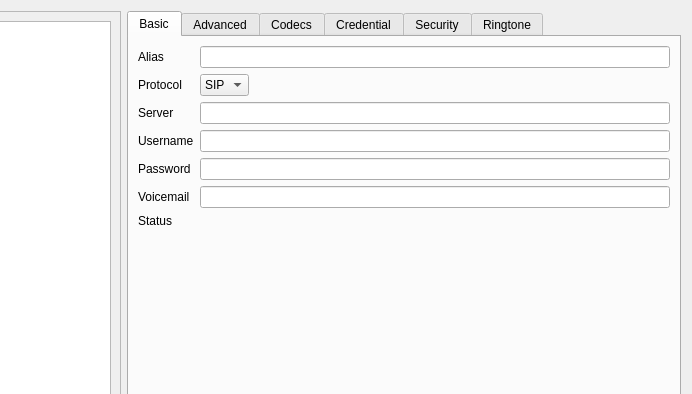
Before: the Qt Designer form src/conf/dlgaccountsbase.ui in KDE/ring-kde, drawn with Qt 5; both pictures show x 166 to 858 and y 0 to 394 of the 858 by 550 pixel window.
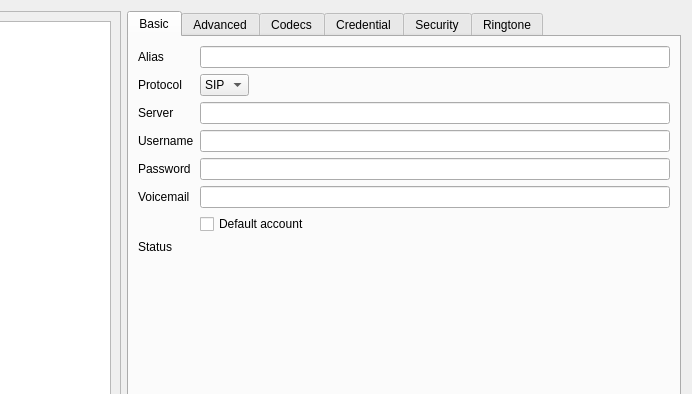
After: the same form once the commit is applied. Custom widgets are drawn as their Qt base class.

Commit message: [ #13646 ] Make contact detection much better with a default account

Patch:
```diff
--- a/src/conf/dlgaccountsbase.ui
+++ b/src/conf/dlgaccountsbase.ui
@@ -326,14 +326,14 @@
           <item row="5" column="1">
            <widget class="QLineEdit" name="edit6_mailbox"/>
           </item>
-          <item row="6" column="0">
+          <item row="8" column="0">
            <widget class="QLabel" name="label7_state">
             <property name="text">
              <string>Status</string>
             </property>
            </widget>
           </item>
-          <item row="6" column="1">
+          <item row="8" column="1">
            <widget class="QLabel" name="edit7_state">
             <property name="sizePolicy">
              <sizepolicy hsizetype="Expanding" vsizetype="Preferred">
@@ -352,6 +352,13 @@
             </property>
            </widget>
           </item>
+          <item row="7" column="1">
+           <widget class="QCheckBox" name="m_pDefaultAccount">
+            <property name="text">
+             <string>Default account</string>
+            </property>
+           </widget>
+          </item>
          </layout>
         </widget>
         <widget class="QWidget" name="tab_advanced">
```
The commit also changes 10 other files.
